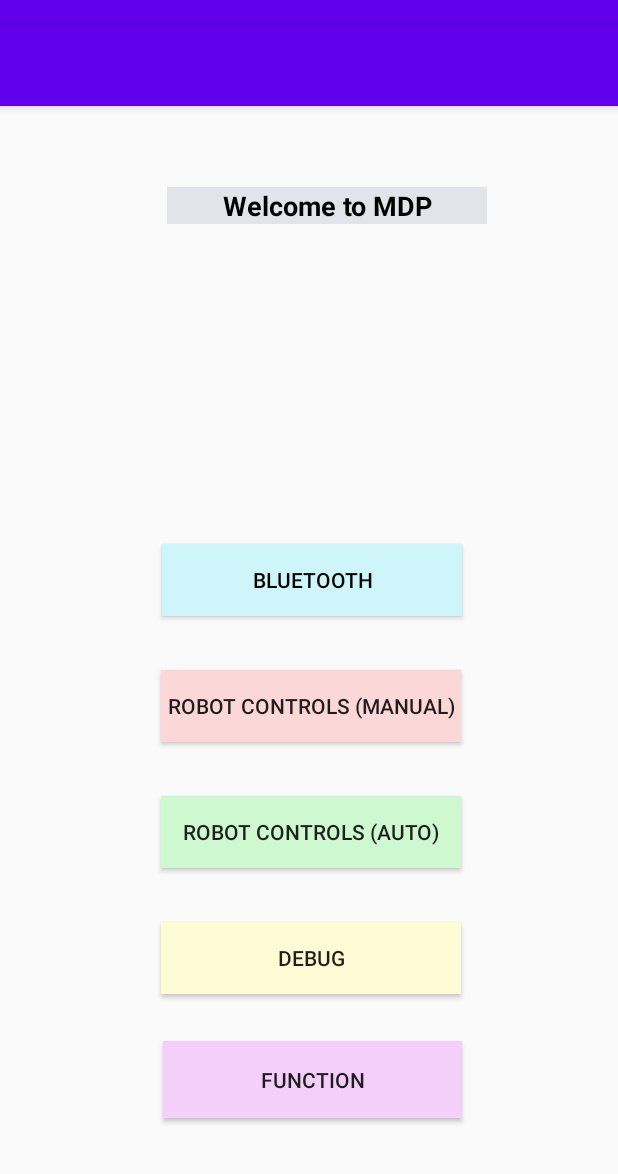
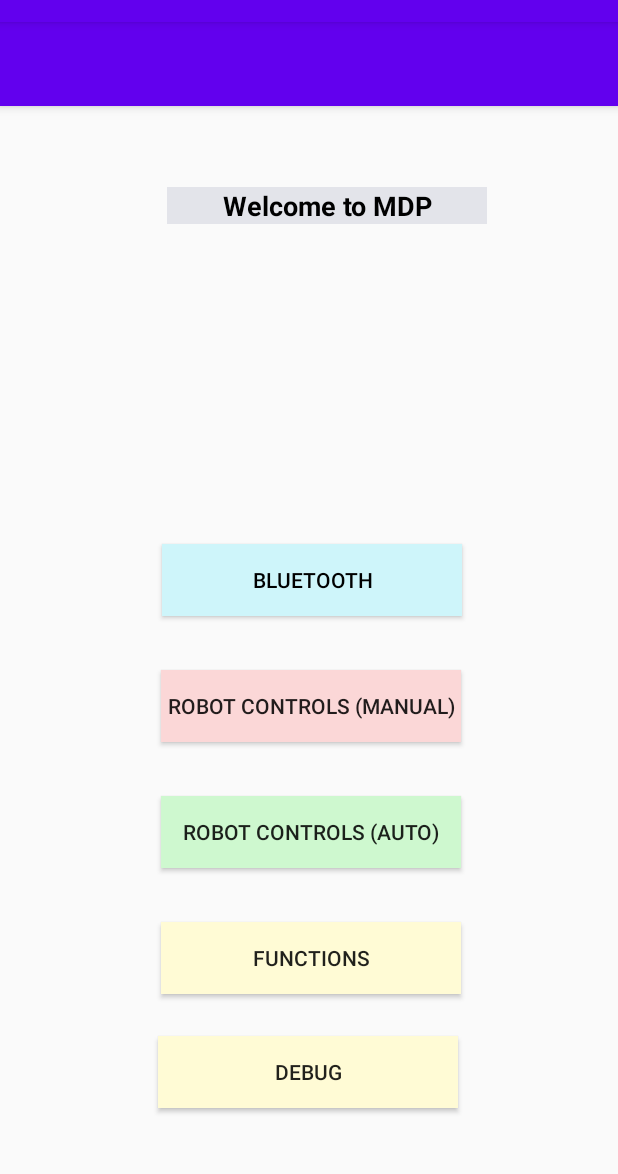
Before and after one commit to shernaliu/MDP-Group25-Android, an Android app: the screen it shows after launch (MainActivity), on a phone screen of 412 x 824 dp, the part 62-1236 px from its top. Run offline under Robolectric (Android 15) with nearby library versions, the phone set to English and light mode, and no system bars.

Commit message:
add debug and functions button in main activity

```diff
--- a/app/src/main/java/com/example/mdp_group25/MainActivity.java
+++ b/app/src/main/java/com/example/mdp_group25/MainActivity.java
@@ -14,7 +14,7 @@ public class MainActivity extends AppCompatActivity {
     private static final String TAG = "MainActivity";
 
     Button findBluetoothButton;
-    Button communicationConfig;
+    Button functions;
     Button robotControl;
     Button debugButton;
     SharedPreferences sharedPreferences;
@@ -76,11 +76,11 @@ public class MainActivity extends AppCompatActivity {
             }
         });
 
-        communicationConfig = findViewById(R.id.communicationsConfig);
-        communicationConfig.setOnClickListener(new View.OnClickListener() {
+        functions = findViewById(R.id.functions);
+        functions.setOnClickListener(new View.OnClickListener() {
             @Override
             public void onClick(View view) {
-                Intent myIntent = new Intent(view.getContext(), CommunicationsConfig.class);
+                Intent myIntent = new Intent(view.getContext(), FunctionsActivity.class);
                 startActivity(myIntent);
             }
         });
--- a/app/src/main/res/layout/activity_main.xml
+++ b/app/src/main/res/layout/activity_main.xml
@@ -56,16 +56,30 @@
         app:layout_constraintTop_toBottomOf="@+id/robotControls2" />
 
     <Button
-        android:id="@+id/communicationsConfig"
+        android:id="@+id/functions"
         android:layout_width="200dp"
         android:layout_height="wrap_content"
         android:layout_marginTop="36dp"
         android:background="#FFFBD5"
         android:contextClickable="true"
+        android:text="Functions"
+        android:textAlignment="center"
+        app:layout_constraintEnd_toEndOf="parent"
+        app:layout_constraintHorizontal_bias="0.507"
+        app:layout_constraintStart_toStartOf="parent"
+        app:layout_constraintTop_toBottomOf="@+id/robotControls" />
+
+    <Button
+        android:id="@+id/debug"
+        android:layout_width="200dp"
+        android:layout_height="wrap_content"
+        android:layout_marginTop="112dp"
+        android:background="#FFFBD5"
+        android:contextClickable="true"
         android:text="Debug"
         android:textAlignment="center"
         app:layout_constraintEnd_toEndOf="parent"
-        app:layout_constraintHorizontal_bias="0.507"
+        app:layout_constraintHorizontal_bias="0.497"
         app:layout_constraintStart_toStartOf="parent"
         app:layout_constraintTop_toBottomOf="@+id/robotControls" />
 
@@ -89,16 +103,5 @@
         app:layout_constraintStart_toStartOf="parent"
         app:layout_constraintTop_toBottomOf="@+id/toolbar" />
 
-    <Button
-        android:id="@+id/button"
-        android:layout_width="199dp"
-        android:layout_height="51dp"
-        android:layout_marginTop="31dp"
-        android:layout_marginEnd="104dp"
-        android:background="#F3CFFA"
-        android:text="Function"
-        app:layout_constraintEnd_toEndOf="parent"
-        app:layout_constraintTop_toBottomOf="@+id/communicationsConfig" />
-
 
 </androidx.constraintlayout.widget.ConstraintLayout>
```
